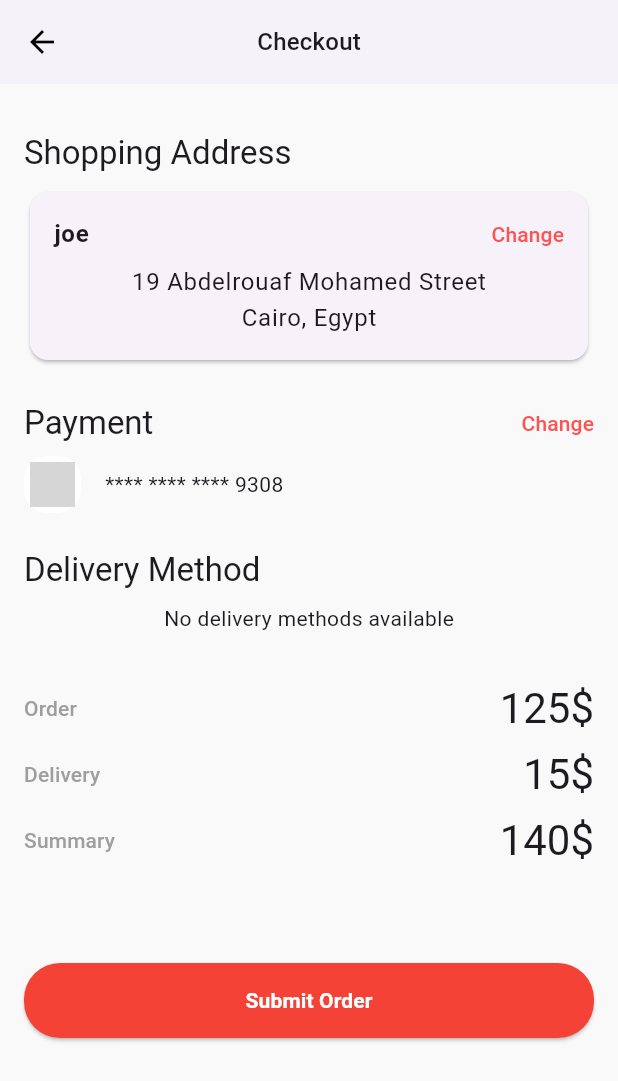
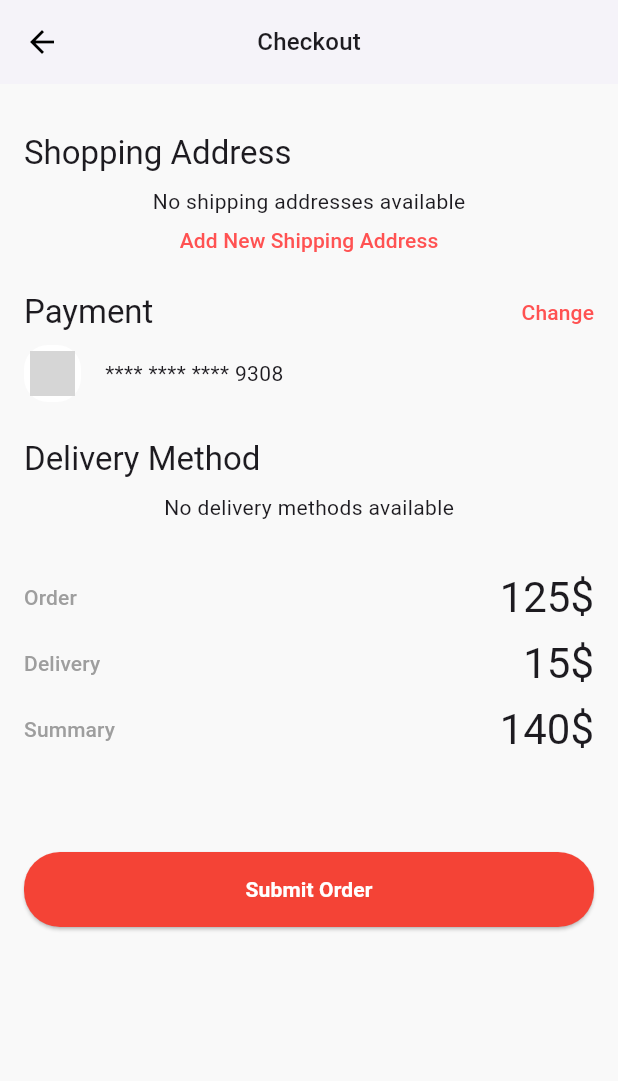
Before and after one commit to AbdelrhmanArafat/E-Commerce-App, a Flutter app: the CheckoutPage screen opened by its route, on a phone screen of 412 x 824 dp. Shown: the top 1081 px of the screen. Run offline on Flutter 3.47's test engine with Material 3 defaults, Android fonts, the phone set to English and light mode, and no system bars; our stand-ins replace cloud_firestore, firebase_auth, firebase_core, flutter_rating_bar, persistent_bottom_nav_bar; accounts and stored records are empty; network calls fail; grey boxes are pictures that could not be loaded.

Commit message:
Add shipping address functionality with UI and database integration

```diff
--- /dev/null
+++ b/lib/models/shipping_address.dart
@@ -0,0 +1,71 @@
+// ignore_for_file: public_member_api_docs, sort_constructors_first
+class ShippingAddressModel {
+  final String id;
+  final String fullName;
+  final String country;
+  final String address;
+  final String city;
+  final String state;
+  final String zipCode;
+  final bool isDefault;
+
+  ShippingAddressModel({
+    required this.id,
+    required this.fullName,
+    required this.country,
+    required this.address,
+    required this.city,
+    required this.state,
+    required this.zipCode,
+    this.isDefault = false,
+  });
+
+  Map<String, dynamic> toMap() {
+    return <String, dynamic>{
+      'id': id,
+      'fullName': fullName,
+      'country': country,
+      'address': address,
+      'city': city,
+      'state': state,
+      'zipCode': zipCode,
+      'isDefault': isDefault,
+    };
+  }
+
+  factory ShippingAddressModel.fromMap(
+      Map<String, dynamic> map , String documentId) {
+    return ShippingAddressModel(
+      id: documentId,
+      fullName: map['fullName'] as String,
+      country: map['country'] as String,
+      address: map['address'] as String,
+      city: map['city'] as String,
+      state: map['state'] as String,
+      zipCode: map['zipCode'] as String,
+      isDefault: map['isDefault'] as bool,
+    );
+  }
+
+  ShippingAddressModel copyWith({
+    String? id,
+    String? fullName,
+    String? country,
+    String? address,
+    String? city,
+    String? state,
+    String? zipCode,
+    bool? isDefault,
+  }) {
+    return ShippingAddressModel(
+      id: id ?? this.id,
+      fullName: fullName ?? this.fullName,
+      country: country ?? this.country,
+      address: address ?? this.address,
+      city: city ?? this.city,
+      state: state ?? this.state,
+      zipCode: zipCode ?? this.zipCode,
+      isDefault: isDefault ?? this.isDefault,
+    );
+  }
+}
--- a/lib/utilities/api_path.dart
+++ b/lib/utilities/api_path.dart
@@ -2,6 +2,11 @@ class ApiPaths {
   static String products() => 'products/';
   static String deliveryMethod() => 'deliveryMethod/';
   static String user(String uid) => 'users/$uid';
-  static String addToCart(String uid, String cartId) => 'users/$uid/cart/$cartId';
+  static String addToCart(String uid, String cartId) =>
+      'users/$uid/cart/$cartId';
   static String myProductCart(String uid) => 'users/$uid/cart/';
+  static String userShippingAddress(String uid) =>
+      'users/$uid/shippingAddress/';
+  static String newAddress(String uid, String addressId) =>
+      'users/$uid/shippingAddress/$addressId';
 }
--- a/lib/utilities/assets.dart
+++ b/lib/utilities/assets.dart
@@ -9,5 +9,5 @@ class AppAssets {
 
   //checkout Page Assets
   static const String masterCardIcon =
-      'https://w7.pngwing.com/pngs/654/477/png-transparent-card-master-master-card-master-card-new-logo-method-new-logo-payment-logos-icon.png';
-  }
+      'https://upload.wikimedia.org/wikipedia/commons/0/04/Mastercard-logo.png';
+}
--- a/lib/utilities/router.dart
+++ b/lib/utilities/router.dart
@@ -1,8 +1,11 @@
 import 'package:ecommerce/models/product.dart';
+import 'package:ecommerce/utilities/arguments_model/add_shipping_address_arguments.dart';
 import 'package:ecommerce/utilities/routes.dart';
 import 'package:ecommerce/views/pages/auth_page.dart';
 import 'package:ecommerce/views/pages/bottom_nav_bar_page.dart';
+import 'package:ecommerce/views/pages/checkout/add_shipping_address_page.dart';
 import 'package:ecommerce/views/pages/checkout/checkout_page.dart';
+import 'package:ecommerce/views/pages/checkout/shipping_addresses_page.dart';
 import 'package:ecommerce/views/pages/home_page.dart';
 import 'package:ecommerce/views/pages/landing_page.dart';
 import 'package:ecommerce/views/pages/product_details.dart';
@@ -36,6 +39,20 @@ Route<dynamic> onGenerateRoute(RouteSettings settings) {
         builder: (_) => const CheckoutPage(),
         settings: settings,
       );
+    case AppRoutes.addShippingAddressPageRoute:
+      final arguments = settings.arguments as AddShippingAddressArguments;
+      final shippingAddress = arguments.shippingAddress;
+      return CupertinoPageRoute(
+        builder: (_) => AddShippingAddressPage(
+          shippingAddress: shippingAddress,
+        ),
+        settings: settings,
+      );
+    case AppRoutes.shippingAddressesPageRoute:
+      return CupertinoPageRoute(
+        builder: (_) => const ShippingAddressesPage(),
+        settings: settings,
+      );
     case AppRoutes.landingPageRoute:
     default:
       return CupertinoPageRoute(
--- a/lib/utilities/routes.dart
+++ b/lib/utilities/routes.dart
@@ -5,4 +5,6 @@ class AppRoutes {
   static const String bottomNavBarPageRoute = '/navbar';
   static const String productDetailsPageRoute = '/productDetails';
   static const String checkoutPageRoute = '/checkout';
+  static const String addShippingAddressPageRoute = '/checkout/addShippingAddress';
+  static const String shippingAddressesPageRoute = '/checkout/shippingAddresses';
 }
--- a/lib/views/pages/checkout/checkout_page.dart
+++ b/lib/views/pages/checkout/checkout_page.dart
@@ -1,5 +1,7 @@
 import 'package:ecommerce/controllers/database_controller.dart';
 import 'package:ecommerce/models/delivery_method.dart';
+import 'package:ecommerce/models/shipping_address.dart';
+import 'package:ecommerce/utilities/routes.dart';
 import 'package:ecommerce/views/widgets/checkout/checkout_delivery_detials.dart';
 import 'package:ecommerce/views/widgets/checkout/delivery_method_item.dart';
 import 'package:ecommerce/views/widgets/checkout/payment_component.dart';
@@ -40,7 +42,48 @@ class _CheckoutPageState extends State<CheckoutPage> {
                 style: Theme.of(context).textTheme.titleLarge,
               ),
               const SizedBox(height: 8),
-              const ShippingAddressComponent(),
+              StreamBuilder<List<ShippingAddressModel>>(
+                  stream: database.getShippingAddresses(),
+                  builder: (context, snapshot) {
+                    if (snapshot.connectionState == ConnectionState.active) {
+                      final shippingAddresses = snapshot.data;
+                      if (shippingAddresses == null ||
+                          shippingAddresses.isEmpty) {
+                        return Center(
+                          child: Column(
+                            children: [
+                              const Text(
+                                'No shipping addresses available',
+                              ),
+                              const SizedBox(height: 6),
+                              InkWell(
+                                onTap: () => Navigator.of(context).pushNamed(
+                                  AppRoutes.addShippingAddressPageRoute,
+                                  arguments: database,
+                                ),
+                                child: Text(
+                                  'Add New Shipping Address',
+                                  style: Theme.of(context)
+                                      .textTheme
+                                      .labelLarge!
+                                      .copyWith(
+                                        color: Colors.redAccent,
+                                      ),
+                                ),
+                              ),
+                            ],
+                          ),
+                        );
+                      }
+                      final shippingAddress = shippingAddresses.first;
+                      return ShippingAddressComponent(
+                        shippingAddress: shippingAddress,
+                      );
+                    }
+                    return const Center(
+                      child: CircularProgressIndicator.adaptive(),
+                    );
+                  }),
               const SizedBox(height: 24),
               Row(
                 mainAxisAlignment: MainAxisAlignment.spaceBetween,
--- a/lib/views/widgets/checkout/shipping_address_component.dart
+++ b/lib/views/widgets/checkout/shipping_address_component.dart
@@ -1,10 +1,17 @@
+import 'package:ecommerce/controllers/database_controller.dart';
+import 'package:ecommerce/models/shipping_address.dart';
+import 'package:ecommerce/utilities/routes.dart';
 import 'package:flutter/material.dart';
+import 'package:provider/provider.dart';
 
 class ShippingAddressComponent extends StatelessWidget {
-  const ShippingAddressComponent({super.key});
+  final ShippingAddressModel shippingAddress;
+
+  const ShippingAddressComponent({super.key, required this.shippingAddress});
 
   @override
   Widget build(BuildContext context) {
+    final database = Provider.of<Database>(context);
     return Card(
       shape: RoundedRectangleBorder(
         borderRadius: BorderRadius.circular(12),
@@ -12,18 +19,22 @@ class ShippingAddressComponent extends StatelessWidget {
       child: Padding(
         padding: const EdgeInsets.all(16),
         child: Column(
+          crossAxisAlignment: CrossAxisAlignment.start,
           children: [
             Row(
               mainAxisAlignment: MainAxisAlignment.spaceBetween,
               children: [
                 Text(
-                  'joe',
+                  shippingAddress.fullName,
                   style: Theme.of(context).textTheme.bodyLarge!.copyWith(
-                    fontWeight: FontWeight.w600,
-                  ),
+                        fontWeight: FontWeight.w600,
+                      ),
                 ),
                 InkWell(
-                  onTap: () {},
+                  onTap: () => Navigator.of(context).pushNamed(
+                    AppRoutes.shippingAddressesPageRoute,
+                    arguments: database,
+                  ),
                   child: Text(
                     'Change',
                     style: Theme.of(context).textTheme.labelLarge!.copyWith(
@@ -35,11 +46,13 @@ class ShippingAddressComponent extends StatelessWidget {
             ),
             const SizedBox(height: 8),
             Text(
-              '19 Abdelrouaf Mohamed Street',
+              shippingAddress.address,
               style: Theme.of(context).textTheme.bodyLarge,
             ),
             Text(
-              'Cairo, Egypt',
+              '${shippingAddress.city},'
+              ' ${shippingAddress.state},'
+              ' ${shippingAddress.country}',
               style: Theme.of(context).textTheme.bodyLarge,
             ),
           ],
--- a/pubspec.yaml
+++ b/pubspec.yaml
@@ -28,4 +28,4 @@ dev_dependencies:
 flutter:
   uses-material-design: true
   assets:
-    - assets/
+    - assets/icons/
```
Also changed, not shown: lib/controllers/database_controller.dart (+24 -4 lines), lib/utilities/arguments_model/add_shipping_address_arguments.dart (added, +13 -0 lines), lib/views/pages/checkout/add_shipping_address_page.dart (added, +178 -0 lines), lib/views/pages/checkout/shipping_addresses_page.dart (added, +63 -0 lines), lib/views/widgets/checkout/shipping_addresses_items.dart (added, +95 -0 lines).
